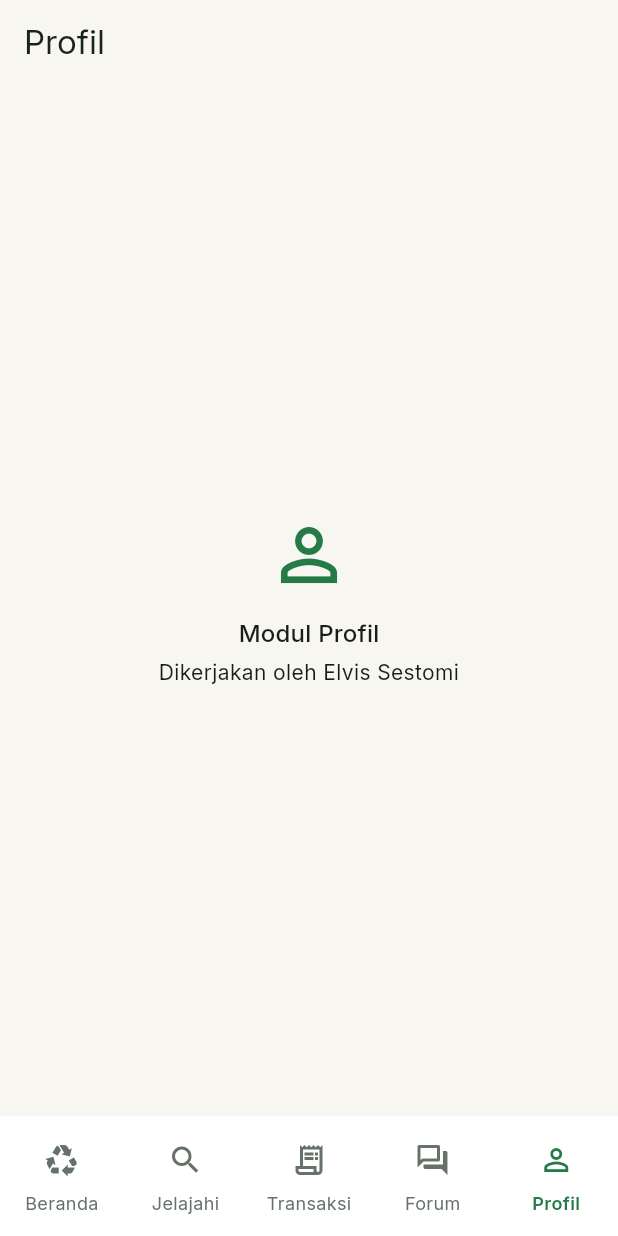
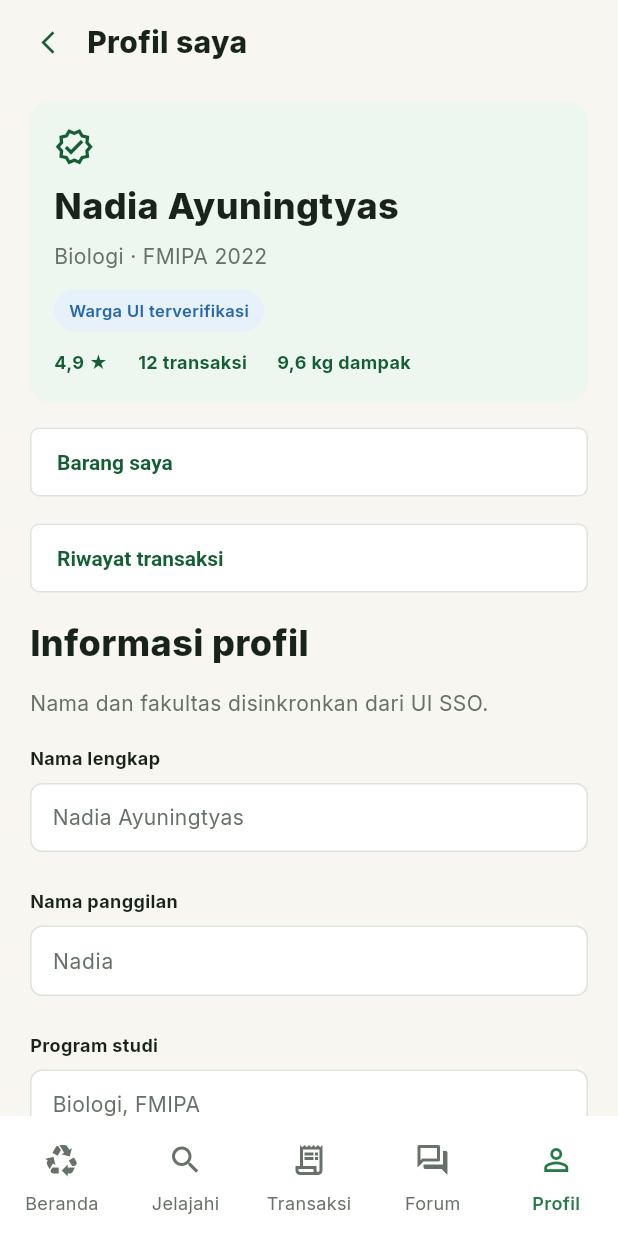
Before and after one commit to pbp-b-kelompok-2/ui-kembali-mobile, a Flutter app: the screen it shows after launch, item 5 of the bottom bar chosen, on a phone screen of 412 x 824 dp. Run offline on Flutter 3.47's test engine with Material 3 defaults, Android fonts, the phone set to English and light mode, and no system bars; our stand-ins replace material_ui; network calls fail.

Commit message:
build: initial screen for profile page

```diff
--- a/lib/screens/home_shell.dart
+++ b/lib/screens/home_shell.dart
@@ -4,6 +4,7 @@ import '../models/catalog_filter.dart';
 import 'home_page.dart';
 import 'katalog/catalog_page.dart';
 import 'placeholder_page.dart';
+import 'profile/profile_page.dart';
 import 'transactions/transaction_history_page.dart';
 
 /// Bottom navigation: Beranda, Jelajahi, Transaksi, Forum, Profil.
@@ -17,6 +18,7 @@ class HomeShell extends StatefulWidget {
 class _HomeShellState extends State<HomeShell> {
   static const _beranda = 0;
   static const _jelajahi = 1;
+  static const _transaksi = 2;
 
   int _index = _beranda;
   CatalogFilter _request = const CatalogFilter();
@@ -46,7 +48,10 @@ class _HomeShellState extends State<HomeShell> {
           CatalogPage(request: _request, onBack: () => setState(() => _index = _beranda)),
           TransactionHistoryPage(onBack: () => setState(() => _index = _beranda)),
           const PlaceholderPage(title: 'Forum', owner: 'Dimas Bayu Nugroho', icon: Icons.forum_outlined),
-          const PlaceholderPage(title: 'Profil', owner: 'Elvis Sestomi', icon: Icons.person_outline),
+          ProfilePage(
+            onBack: () => setState(() => _index = _beranda),
+            onTransactions: () => setState(() => _index = _transaksi),
+          ),
         ],
       ),
       bottomNavigationBar: NavigationBar(
--- /dev/null
+++ b/lib/screens/profile/profile_page.dart
@@ -0,0 +1,395 @@
+import 'package:material_ui/material_ui.dart';
+
+import '../../theme.dart';
+
+/// Static profile screen matching the current mobile design mockup.
+/// Replace the sample profile values with API data when auth is integrated.
+class ProfilePage extends StatefulWidget {
+  const ProfilePage({
+    super.key,
+    this.onBack,
+    this.onTransactions,
+  });
+
+  final VoidCallback? onBack;
+  final VoidCallback? onTransactions;
+
+  @override
+  State<ProfilePage> createState() => _ProfilePageState();
+}
+
+class _ProfilePageState extends State<ProfilePage> {
+  final _nickname = TextEditingController(text: 'Nadia');
+  final _phone = TextEditingController(text: '+62 812 3456 7890');
+  final _meetingPoint = TextEditingController(
+    text: 'Perpustakaan UI, Stasiun UI',
+  );
+  final _bio = TextEditingController(
+    text: 'Suka berbagi buku kuliah dan mencari kebutuhan kos yang masih layak pakai.',
+  );
+
+  @override
+  void dispose() {
+    _nickname.dispose();
+    _phone.dispose();
+    _meetingPoint.dispose();
+    _bio.dispose();
+    super.dispose();
+  }
+
+  void _showMessage(String message) {
+    ScaffoldMessenger.of(context)
+      ..hideCurrentSnackBar()
+      ..showSnackBar(SnackBar(content: Text(message)));
+  }
+
+  @override
+  Widget build(BuildContext context) {
+    return Scaffold(
+      backgroundColor: AppColors.canvas,
+      body: SafeArea(
+        child: Column(
+          children: [
+            _PageHeader(onBack: widget.onBack),
+            Expanded(
+              child: SingleChildScrollView(
+                padding: const EdgeInsets.fromLTRB(20, 12, 20, 24),
+                child: Column(
+                  crossAxisAlignment: CrossAxisAlignment.stretch,
+                  children: [
+                    const _IdentityCard(),
+                    const SizedBox(height: 16),
+                    _OutlineAction(
+                      label: 'Barang saya',
+                      onPressed: () => _showMessage('Barang saya segera hadir.'),
+                    ),
+                    const SizedBox(height: 16),
+                    _OutlineAction(
+                      label: 'Riwayat transaksi',
+                      onPressed: widget.onTransactions,
+                    ),
+                    const SizedBox(height: 18),
+                    const Text(
+                      'Informasi profil',
+                      style: TextStyle(
+                        color: AppColors.ink,
+                        fontSize: 24,
+                        fontWeight: FontWeight.w800,
+                        height: 1.2,
+                      ),
+                    ),
+                    const SizedBox(height: 16),
+                    const Text(
+                      'Nama dan fakultas disinkronkan dari UI SSO.',
+                      style: TextStyle(color: AppColors.inkSoft, fontSize: 14),
+                    ),
+                    const SizedBox(height: 18),
+                    const _ProfileLabel('Nama lengkap'),
+                    const SizedBox(height: 8),
+                    const _ReadOnlyField(value: 'Nadia Ayuningtyas'),
+                    const SizedBox(height: 24),
+                    const _ProfileLabel('Nama panggilan'),
+                    const SizedBox(height: 8),
+                    _EditableField(controller: _nickname),
+                    const SizedBox(height: 24),
+                    const _ProfileLabel('Program studi'),
+                    const SizedBox(height: 8),
+                    const _ReadOnlyField(value: 'Biologi, FMIPA'),
+                    const SizedBox(height: 24),
+                    const _ProfileLabel('Angkatan'),
+                    const SizedBox(height: 8),
+                    const _ReadOnlyField(value: '2022'),
+                    const SizedBox(height: 24),
+                    const _ProfileLabel('Nomor WhatsApp'),
+                    const SizedBox(height: 8),
+                    _EditableField(
+                      controller: _phone,
+                      keyboardType: TextInputType.phone,
+                    ),
+                    const SizedBox(height: 10),
+                    const Text(
+                      'Nomor hanya terlihat setelah transaksi disetujui.',
+                      style: TextStyle(color: AppColors.inkSoft, fontSize: 11),
+                    ),
+                    const SizedBox(height: 20),
+                    const _ProfileLabel('Titik temu favorit'),
+                    const SizedBox(height: 8),
+                    _EditableField(controller: _meetingPoint),
+                    const SizedBox(height: 24),
+                    _BioField(controller: _bio),
+                    const SizedBox(height: 16),
+                    FilledButton(
+                      style: FilledButton.styleFrom(
+                        backgroundColor: AppColors.yellow,
+                        foregroundColor: AppColors.ink,
+                        minimumSize: const Size.fromHeight(48),
+                        textStyle: const TextStyle(
+                          fontSize: 14,
+                          fontWeight: FontWeight.w800,
+                        ),
+                        shape: RoundedRectangleBorder(
+                          borderRadius: BorderRadius.circular(6),
+                        ),
+                      ),
+                      onPressed: () => _showMessage(
+                        'Perubahan profil akan tersimpan setelah API tersedia.',
+                      ),
+                      child: const Text('Simpan perubahan'),
+                    ),
+                  ],
+                ),
+              ),
+            ),
+          ],
+        ),
+      ),
+    );
+  }
+}
+
+class _PageHeader extends StatelessWidget {
+  const _PageHeader({this.onBack});
+
+  final VoidCallback? onBack;
+
+  @override
+  Widget build(BuildContext context) {
+    return SizedBox(
+      height: 56,
+      child: Row(
+        children: [
+          const SizedBox(width: 8),
+          IconButton(
+            onPressed: onBack,
+            icon: const Icon(Icons.arrow_back_ios_new, size: 18),
+            color: AppColors.greenDark,
+            tooltip: 'Kembali',
+          ),
+          const SizedBox(width: 2),
+          const Text(
+            'Profil saya',
+            style: TextStyle(
+              color: AppColors.ink,
+              fontSize: 20,
+              fontWeight: FontWeight.w800,
+            ),
+          ),
+        ],
+      ),
+    );
+  }
+}
+
+class _IdentityCard extends StatelessWidget {
+  const _IdentityCard();
+
+  @override
+  Widget build(BuildContext context) {
+    return Container(
+      padding: const EdgeInsets.fromLTRB(16, 16, 16, 18),
+      decoration: BoxDecoration(
+        color: AppColors.subtle,
+        borderRadius: BorderRadius.circular(14),
+      ),
+      child: Column(
+        crossAxisAlignment: CrossAxisAlignment.start,
+        children: [
+          const Icon(
+            Icons.verified_outlined,
+            size: 27,
+            color: AppColors.greenDark,
+          ),
+          const SizedBox(height: 12),
+          const Text(
+            'Nadia Ayuningtyas',
+            style: TextStyle(
+              color: AppColors.ink,
+              fontSize: 24,
+              fontWeight: FontWeight.w800,
+              height: 1.15,
+            ),
+          ),
+          const SizedBox(height: 10),
+          const Text(
+            'Biologi · FMIPA 2022',
+            style: TextStyle(color: AppColors.inkSoft, fontSize: 14),
+          ),
+          const SizedBox(height: 12),
+          Container(
+            padding: const EdgeInsets.symmetric(horizontal: 10, vertical: 6),
+            decoration: BoxDecoration(
+              color: AppColors.infoTint,
+              borderRadius: BorderRadius.circular(18),
+            ),
+            child: const Text(
+              'Warga UI terverifikasi',
+              style: TextStyle(
+                color: AppColors.info,
+                fontSize: 11,
+                fontWeight: FontWeight.w600,
+              ),
+            ),
+          ),
+          const SizedBox(height: 12),
+          const Wrap(
+            spacing: 20,
+            runSpacing: 6,
+            children: [
+              _StatText('4,9 ★'),
+              _StatText('12 transaksi'),
+              _StatText('9,6 kg dampak'),
+            ],
+          ),
+        ],
+      ),
+    );
+  }
+}
+
+class _StatText extends StatelessWidget {
+  const _StatText(this.label);
+
+  final String label;
+
+  @override
+  Widget build(BuildContext context) => Text(
+        label,
+        style: const TextStyle(
+          color: AppColors.greenDark,
+          fontSize: 12,
+          fontWeight: FontWeight.w700,
+        ),
+      );
+}
+
+class _OutlineAction extends StatelessWidget {
+  const _OutlineAction({required this.label, required this.onPressed});
+
+  final String label;
+  final VoidCallback? onPressed;
+
+  @override
+  Widget build(BuildContext context) => OutlinedButton(
+        onPressed: onPressed,
+        style: OutlinedButton.styleFrom(
+          alignment: Alignment.centerLeft,
+          minimumSize: const Size.fromHeight(46),
+          foregroundColor: AppColors.greenDark,
+          backgroundColor: AppColors.surface,
+          padding: const EdgeInsets.symmetric(horizontal: 18),
+          side: const BorderSide(color: AppColors.line),
+          shape: RoundedRectangleBorder(borderRadius: BorderRadius.circular(6)),
+          textStyle: const TextStyle(fontSize: 14, fontWeight: FontWeight.w700),
+        ),
+        child: Text(label),
+      );
+}
+
+class _ProfileLabel extends StatelessWidget {
+  const _ProfileLabel(this.label);
+
+  final String label;
+
+  @override
+  Widget build(BuildContext context) => Text(
+        label,
+        style: const TextStyle(
+          color: AppColors.ink,
+          fontSize: 12,
+          fontWeight: FontWeight.w700,
+        ),
+      );
+}
+
+class _ReadOnlyField extends StatelessWidget {
+  const _ReadOnlyField({required this.value});
+
+  final String value;
+
+  @override
+  Widget build(BuildContext context) => _FieldContainer(
+        child: Text(value, style: const TextStyle(color: AppColors.inkSoft, fontSize: 14)),
+      );
+}
+
+class _EditableField extends StatelessWidget {
+  const _EditableField({required this.controller, this.keyboardType});
+
+  final TextEditingController controller;
+  final TextInputType? keyboardType;
+
+  @override
+  Widget build(BuildContext context) => _FieldContainer(
+        child: TextField(
+          controller: controller,
+          keyboardType: keyboardType,
+          style: const TextStyle(color: AppColors.inkSoft, fontSize: 14),
+          decoration: const InputDecoration(
+            border: InputBorder.none,
+            isDense: true,
+            contentPadding: EdgeInsets.zero,
+          ),
+        ),
+      );
+}
+
+class _FieldContainer extends StatelessWidget {
+  const _FieldContainer({required this.child});
+
+  final Widget child;
+
+  @override
+  Widget build(BuildContext context) => Container(
+        constraints: const BoxConstraints(minHeight: 46),
+        alignment: Alignment.centerLeft,
+        padding: const EdgeInsets.symmetric(horizontal: 14, vertical: 12),
+        decoration: BoxDecoration(
+          color: AppColors.surface,
+          border: Border.all(color: AppColors.line),
+          borderRadius: BorderRadius.circular(8),
+        ),
+        child: child,
+      );
+}
+
+class _BioField extends StatelessWidget {
+  const _BioField({required this.controller});
+
+  final TextEditingController controller;
+
+  @override
+  Widget build(BuildContext context) => Container(
+        padding: const EdgeInsets.symmetric(horizontal: 16, vertical: 14),
+        decoration: BoxDecoration(
+          color: AppColors.surface,
+          borderRadius: BorderRadius.circular(12),
+        ),
+        child: Column(
+          crossAxisAlignment: CrossAxisAlignment.start,
+          children: [
+            const Text(
+              'Bio singkat',
+              style: TextStyle(
+                color: AppColors.ink,
+                fontSize: 12,
+                fontWeight: FontWeight.w700,
+              ),
+            ),
+            const SizedBox(height: 10),
+            TextField(
+              controller: controller,
+              minLines: 2,
+              maxLines: 3,
+              maxLength: 160,
+              style: const TextStyle(color: AppColors.ink, fontSize: 14, height: 1.5),
+              decoration: const InputDecoration(
+                border: InputBorder.none,
+                isDense: true,
+                contentPadding: EdgeInsets.zero,
+                counterText: '',
+              ),
+            ),
+          ],
+        ),
+      );
+}
```
